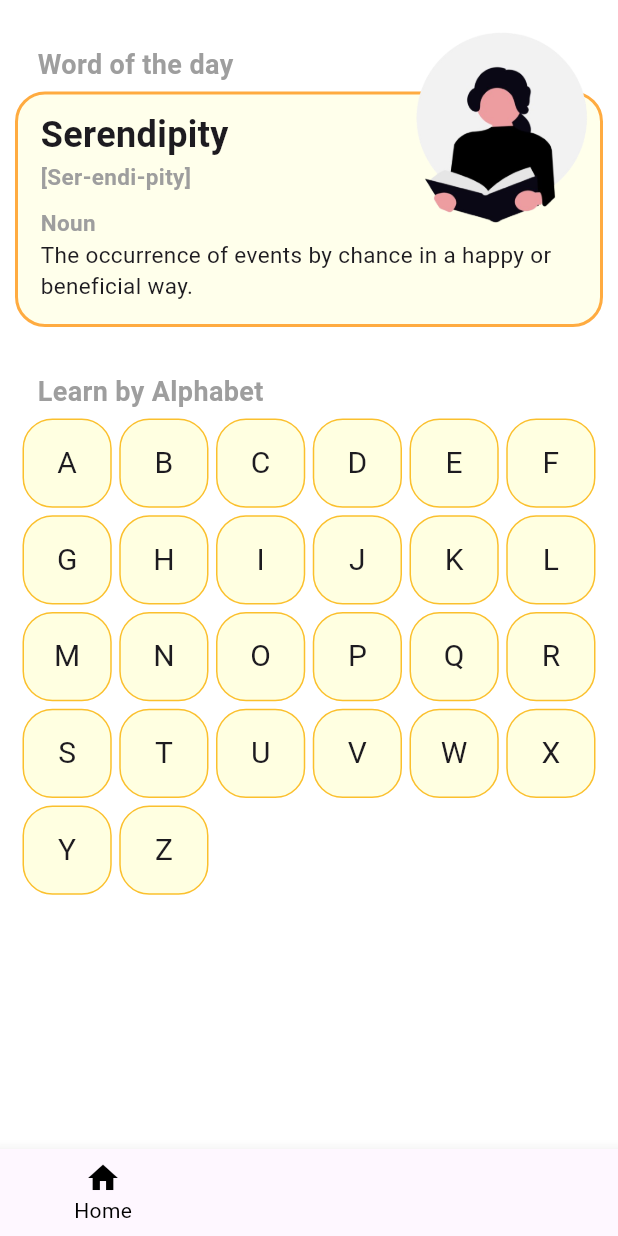
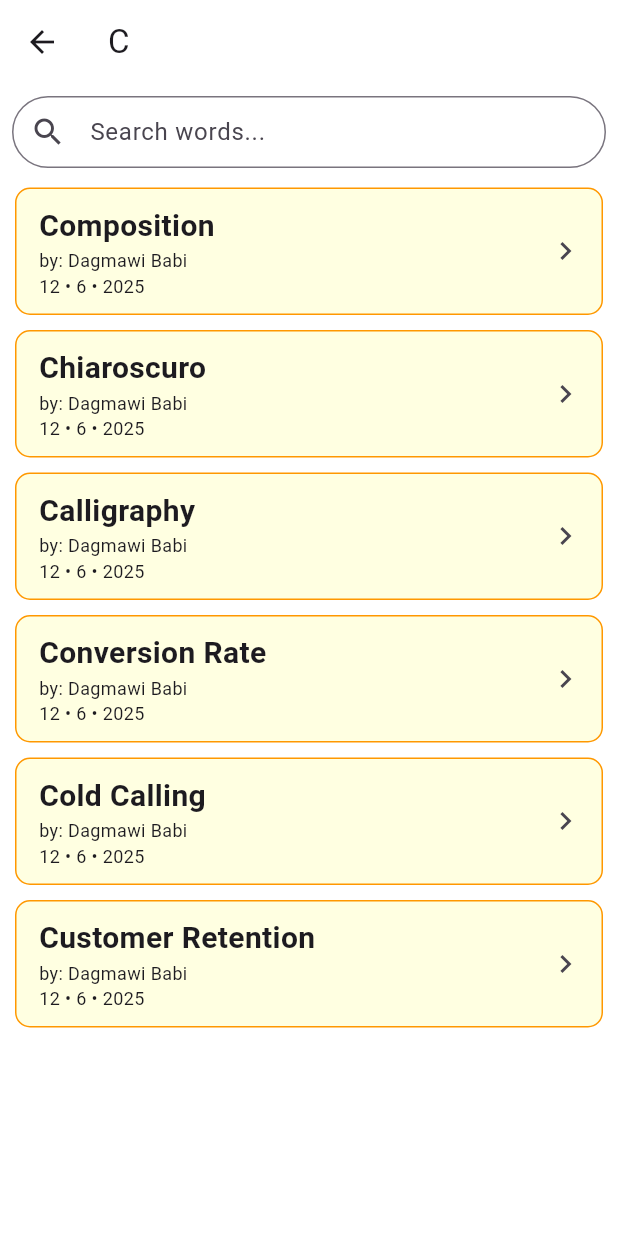
Before and after one commit to dagmawibabi/BuzzWordsV2, a Flutter app: the ParentPage screen opened directly, after a tap on an icon or button, on a phone screen of 412 x 824 dp. Run offline on Flutter 3.47's test engine with Material 3 defaults, Android fonts, the light colour scheme and no system bars; our stand-ins replace ionicons.

Commit message:
word list

```diff
--- a/lib/main.dart
+++ b/lib/main.dart
@@ -29,6 +29,9 @@ class _MyAppState extends State<MyApp> {
         bottomNavigationBarTheme: BottomNavigationBarThemeData(
           backgroundColor: Colors.white,
           selectedItemColor: Colors.black,
+          unselectedItemColor: Colors.grey,
+          showSelectedLabels: true,
+          showUnselectedLabels: false,
         ),
       ),
     );
--- /dev/null
+++ b/lib/pages/Alphabet_wordlist/alphabet_wordlist.dart
@@ -0,0 +1,194 @@
+import 'package:bwv2/constants/sample_words.dart';
+import 'package:flutter/material.dart';
+
+class AlphabetWordlist extends StatefulWidget {
+  const AlphabetWordlist({
+    super.key,
+    required this.alphabet,
+  });
+
+  final String alphabet;
+
+  @override
+  State<AlphabetWordlist> createState() => _AlphabetWordlistState();
+}
+
+class _AlphabetWordlistState extends State<AlphabetWordlist> {
+  final TextEditingController searchController = TextEditingController();
+  List words = [];
+
+  @override
+  void initState() {
+    // TODO: implement initState
+    super.initState();
+    words = sampleWords
+        .where((eachWord) => eachWord["word"][0] == widget.alphabet)
+        .toList();
+  }
+
+  @override
+  Widget build(BuildContext context) {
+    return Scaffold(
+      appBar: AppBar(
+        title: Text(
+          widget.alphabet,
+        ),
+      ),
+      body: SingleChildScrollView(
+        child: Column(
+          children: [
+            // Search
+            Padding(
+              padding: const EdgeInsets.all(8.0),
+              child: TextField(
+                controller: searchController,
+                decoration: InputDecoration(
+                  hintText: 'Search words...',
+                  prefixIcon: Icon(Icons.search),
+                  border: OutlineInputBorder(
+                    borderRadius: BorderRadius.circular(100.0),
+                  ),
+                  contentPadding: EdgeInsets.symmetric(vertical: 0),
+                ),
+                onChanged: (value) => {setState(() {})},
+              ),
+            ),
+
+            // Words
+            ListView.builder(
+              shrinkWrap: true,
+              itemCount: words.length,
+              itemBuilder: (context, index) {
+                // bool isInAlphabet =
+                //     sampleWords[index]["word"][0] == widget.alphabet ||
+                //         sampleWords[index]["word"][0] == widget.alphabet &&
+                //             (searchController.text);
+                bool isSearchMatch = words[index]["word"]
+                    .toString()
+                    .toLowerCase()
+                    .contains(searchController.text.toLowerCase());
+                return searchController.text.trim().length <= 0
+                    ? Padding(
+                        padding: const EdgeInsets.symmetric(
+                          vertical: 5.0,
+                          horizontal: 10.0,
+                        ),
+                        child: Container(
+                          padding: const EdgeInsets.only(
+                            top: 10.0,
+                            bottom: 10.0,
+                            left: 15.0,
+                          ),
+                          decoration: BoxDecoration(
+                            color: Colors.yellowAccent.withAlpha(30),
+                            border: Border.all(
+                              color: Colors.orange,
+                              width: 1.0,
+                            ),
+                            borderRadius: BorderRadius.circular(10.0),
+                          ),
+                          child: Row(
+                            mainAxisAlignment: MainAxisAlignment.spaceBetween,
+                            children: [
+                              Column(
+                                crossAxisAlignment: CrossAxisAlignment.start,
+                                children: [
+                                  Text(
+                                    words[index]["word"],
+                                    style: TextStyle(
+                                      fontSize: 20.0,
+                                      fontWeight: FontWeight.bold,
+                                    ),
+                                  ),
+                                  Text(
+                                    'by: ${words[index]['submittedBy']}',
+                                    style: TextStyle(
+                                      fontSize: 12.0,
+                                    ),
+                                  ),
+                                  Text(
+                                    '${DateTime.parse(words[index]['dateTime'].toString()).day} • ${DateTime.parse(words[index]['dateTime'].toString()).month} • ${DateTime.parse(words[index]['dateTime'].toString()).year}',
+                                    style: TextStyle(
+                                      fontSize: 12.0,
+                                    ),
+                                  ),
+                                ],
+                              ),
+                              IconButton(
+                                onPressed: () {},
+                                icon: Icon(
+                                  Icons.chevron_right,
+                                ),
+                              ),
+                            ],
+                          ),
+                        ),
+                      )
+                    : isSearchMatch
+                        ? Padding(
+                            padding: const EdgeInsets.symmetric(
+                              vertical: 5.0,
+                              horizontal: 10.0,
+                            ),
+                            child: Container(
+                              padding: const EdgeInsets.only(
+                                top: 10.0,
+                                bottom: 10.0,
+                                left: 15.0,
+                              ),
+                              decoration: BoxDecoration(
+                                color: Colors.yellowAccent.withAlpha(30),
+                                border: Border.all(
+                                  color: Colors.orange,
+                                  width: 1.0,
+                                ),
+                                borderRadius: BorderRadius.circular(10.0),
+                              ),
+                              child: Row(
+                                mainAxisAlignment:
+                                    MainAxisAlignment.spaceBetween,
+                                children: [
+                                  Column(
+                                    crossAxisAlignment:
+                                        CrossAxisAlignment.start,
+                                    children: [
+                                      Text(
+                                        words[index]["word"],
+                                        style: TextStyle(
+                                          fontSize: 20.0,
+                                          fontWeight: FontWeight.bold,
+                                        ),
+                                      ),
+                                      Text(
+                                        'by: ${words[index]['submittedBy']}',
+                                        style: TextStyle(
+                                          fontSize: 12.0,
+                                        ),
+                                      ),
+                                      Text(
+                                        '${DateTime.parse(words[index]['dateTime'].toString()).day} • ${DateTime.parse(words[index]['dateTime'].toString()).month} • ${DateTime.parse(words[index]['dateTime'].toString()).year}',
+                                        style: TextStyle(
+                                          fontSize: 12.0,
+                                        ),
+                                      ),
+                                    ],
+                                  ),
+                                  IconButton(
+                                    onPressed: () {},
+                                    icon: Icon(
+                                      Icons.chevron_right,
+                                    ),
+                                  ),
+                                ],
+                              ),
+                            ),
+                          )
+                        : Container();
+              },
+            ),
+          ],
+        ),
+      ),
+    );
+  }
+}
--- /dev/null
+++ b/lib/pages/components/alphabet_grid.dart
@@ -0,0 +1,87 @@
+import 'package:bwv2/constants/alphabet.dart';
+import 'package:bwv2/pages/Alphabet_wordlist/alphabet_wordlist.dart';
+import 'package:flutter/material.dart';
+
+class AlphabetGrid extends StatefulWidget {
+  const AlphabetGrid({super.key});
+
+  @override
+  State<AlphabetGrid> createState() => _AlphabetGridState();
+}
+
+class _AlphabetGridState extends State<AlphabetGrid> {
+  @override
+  Widget build(BuildContext context) {
+    return Column(
+      crossAxisAlignment: CrossAxisAlignment.start,
+      children: [
+        Padding(
+          padding: const EdgeInsets.only(
+            left: 15.0,
+            bottom: 5.0,
+          ),
+          child: Text(
+            "Learn by Alphabet",
+            style: TextStyle(
+              color: Colors.grey,
+              fontSize: 18.0,
+              fontWeight: FontWeight.bold,
+            ),
+          ),
+        ),
+        Container(
+          height: MediaQuery.of(context).size.height * 0.41,
+          padding: EdgeInsets.symmetric(horizontal: 5.0),
+          child: GridView.builder(
+            gridDelegate: const SliverGridDelegateWithFixedCrossAxisCount(
+              crossAxisCount: 6,
+              crossAxisSpacing: 5,
+              mainAxisSpacing: 5,
+            ),
+            shrinkWrap: true,
+            primary: true,
+            padding: const EdgeInsets.only(bottom: 100.0),
+            itemCount: alphabet.length,
+            itemBuilder: (context, index) {
+              return GestureDetector(
+                onTap: () {
+                  // openWordsBottomSheet(alphabet[index]);
+                  Navigator.push(
+                    context,
+                    MaterialPageRoute(
+                      builder: (context) => AlphabetWordlist(
+                        alphabet: alphabet[index],
+                      ),
+                    ),
+                  );
+                },
+                child: Container(
+                  // padding: const EdgeInsets.symmetric(
+                  //   horizontal: 10.0,
+                  //   vertical: 5.0,
+                  // ),
+                  decoration: BoxDecoration(
+                    color: Colors.yellowAccent.withAlpha(30),
+                    border: Border.all(
+                      color: Colors.yellow[700]!,
+                    ),
+                    borderRadius: BorderRadius.circular(20.0),
+                  ),
+                  alignment: Alignment.center,
+                  child: Text(
+                    alphabet[index],
+                    style: TextStyle(
+                      // color: Colors.grey,
+                      // fontWeight: FontWeight.bold,
+                      fontSize: 20.0,
+                    ),
+                  ),
+                ),
+              );
+            },
+          ),
+        )
+      ],
+    );
+  }
+}
--- /dev/null
+++ b/lib/pages/components/statistics_card.dart
@@ -0,0 +1,58 @@
+import 'package:flutter/material.dart';
+
+class StatisticsCard extends StatefulWidget {
+  const StatisticsCard({
+    super.key,
+    required this.title,
+    required this.value,
+    required this.color,
+  });
+
+  final String title;
+  final String value;
+  final Color color;
+
+  @override
+  State<StatisticsCard> createState() => _StatisticsCardState();
+}
+
+class _StatisticsCardState extends State<StatisticsCard> {
+  @override
+  Widget build(BuildContext context) {
+    return Container(
+      width: 140,
+      padding: const EdgeInsets.all(16.0),
+      decoration: BoxDecoration(
+        color: widget.color.withAlpha(15),
+        borderRadius: BorderRadius.circular(16.0),
+        border: Border.all(
+          color: widget.color.withAlpha(50),
+          width: 2.0,
+        ),
+      ),
+      child: Column(
+        crossAxisAlignment: CrossAxisAlignment.start,
+        mainAxisSize: MainAxisSize.min,
+        children: [
+          Text(
+            widget.value,
+            style: TextStyle(
+              fontSize: 24,
+              fontWeight: FontWeight.bold,
+              color: widget.color,
+            ),
+          ),
+          const SizedBox(height: 4),
+          Text(
+            widget.title,
+            style: TextStyle(
+              fontSize: 14,
+              color: Colors.grey[700],
+              fontWeight: FontWeight.w500,
+            ),
+          ),
+        ],
+      ),
+    );
+  }
+}
--- /dev/null
+++ b/lib/pages/components/statistics_section.dart
@@ -0,0 +1,62 @@
+import 'package:bwv2/pages/components/statistics_card.dart';
+import 'package:flutter/material.dart';
+
+class StatisticsSection extends StatefulWidget {
+  const StatisticsSection({super.key});
+
+  @override
+  State<StatisticsSection> createState() => _StatisticsSectionState();
+}
+
+class _StatisticsSectionState extends State<StatisticsSection> {
+  @override
+  Widget build(BuildContext context) {
+    return Column(
+      crossAxisAlignment: CrossAxisAlignment.start,
+      children: [
+        Padding(
+          padding: const EdgeInsets.only(
+            left: 15.0,
+            bottom: 5.0,
+          ),
+          child: Text(
+            "Interesting Stats",
+            style: TextStyle(
+              color: Colors.grey,
+              fontSize: 18.0,
+              fontWeight: FontWeight.bold,
+            ),
+          ),
+        ),
+        SingleChildScrollView(
+          scrollDirection: Axis.horizontal,
+          padding: const EdgeInsets.symmetric(
+            vertical: 5.0,
+            horizontal: 4.0,
+          ),
+          child: Row(
+            children: [
+              StatisticsCard(
+                title: 'Total Words',
+                value: '1,234',
+                color: Colors.blue[700]!,
+              ),
+              const SizedBox(width: 12),
+              StatisticsCard(
+                title: 'New Today',
+                value: '24',
+                color: Colors.green[600]!,
+              ),
+              const SizedBox(width: 12),
+              StatisticsCard(
+                title: 'Favorites',
+                value: '56',
+                color: Colors.orange[700]!,
+              ),
+            ],
+          ),
+        ),
+      ],
+    );
+  }
+}
--- a/lib/pages/homepage/homepage.dart
+++ b/lib/pages/homepage/homepage.dart
@@ -1,4 +1,7 @@
 import 'package:bwv2/constants/alphabet.dart';
+import 'package:bwv2/pages/components/alphabet_grid.dart';
+import 'package:bwv2/pages/components/statistics_card.dart';
+import 'package:bwv2/pages/components/statistics_section.dart';
 import 'package:bwv2/pages/components/word_of_the_day.dart';
 import 'package:flutter/material.dart';
 
@@ -17,67 +20,15 @@ class _HomepageState extends State<Homepage> {
       children: [
         // Word of the Day
         WordOfTheDay(),
-        SizedBox(height: 30.0),
+        SizedBox(height: 20.0),
+
+        // Stats Cards Row
+        StatisticsSection(),
+        SizedBox(height: 20.0),
 
         // Alphabet Words
-        Padding(
-          padding: const EdgeInsets.only(
-            left: 15.0,
-            bottom: 5.0,
-          ),
-          child: Text(
-            "Learn by Alphabet",
-            style: TextStyle(
-              color: Colors.grey,
-              fontSize: 18.0,
-              fontWeight: FontWeight.bold,
-            ),
-          ),
-        ),
-        Container(
-          height: MediaQuery.of(context).size.height * 0.7,
-          padding: EdgeInsets.symmetric(horizontal: 5.0),
-          child: GridView.builder(
-            gridDelegate: const SliverGridDelegateWithFixedCrossAxisCount(
-              crossAxisCount: 6,
-              crossAxisSpacing: 5,
-              mainAxisSpacing: 5,
-            ),
-            shrinkWrap: true,
-            primary: true,
-            padding: const EdgeInsets.only(bottom: 100.0),
-            itemCount: alphabet.length,
-            itemBuilder: (context, index) {
-              return GestureDetector(
-                onTap: () {
-                  // openWordsBottomSheet(alphabet[index]);
-                },
-                child: Container(
-                  // padding: const EdgeInsets.symmetric(
-                  //   horizontal: 10.0,
-                  //   vertical: 5.0,
-                  // ),
-                  decoration: BoxDecoration(
-                    color: Colors.yellowAccent.withAlpha(30),
-                    border: Border.all(
-                      color: Colors.yellow[700]!,
-                    ),
-                    borderRadius: BorderRadius.circular(20.0),
-                  ),
-                  alignment: Alignment.center,
-                  child: Text(
-                    alphabet[index],
-                    style: TextStyle(
-                      // color: Colors.grey,
-                      // fontWeight: FontWeight.bold,
-                      fontSize: 20.0,
-                    ),
-                  ),
-                ),
-              );
-            },
-          ),
-        )
+        AlphabetGrid(),
+        SizedBox(height: 30.0),
       ],
     );
   }
--- a/lib/pages/parent_page/parent_page.dart
+++ b/lib/pages/parent_page/parent_page.dart
@@ -53,7 +53,6 @@ class _ParentPageState extends State<ParentPage> {
       // ),
       bottomNavigationBar: BottomNavigationBar(
         currentIndex: currentPage,
-        showUnselectedLabels: false,
         onTap: (value) {
           setState(() {
             currentPage = value;
@@ -61,6 +60,7 @@ class _ParentPageState extends State<ParentPage> {
         },
         items: [
           BottomNavigationBarItem(
+            backgroundColor: Colors.white,
             icon: Icon(
               currentPage == 0 ? Icons.home : Icons.home_outlined,
             ),
@@ -68,7 +68,7 @@ class _ParentPageState extends State<ParentPage> {
           ),
           BottomNavigationBarItem(
             icon: Icon(
-              currentPage == 1 ? Icons.home : Icons.home_outlined,
+              currentPage == 1 ? Icons.layers : Icons.layers_outlined,
             ),
             label: "Categories",
           ),
```
